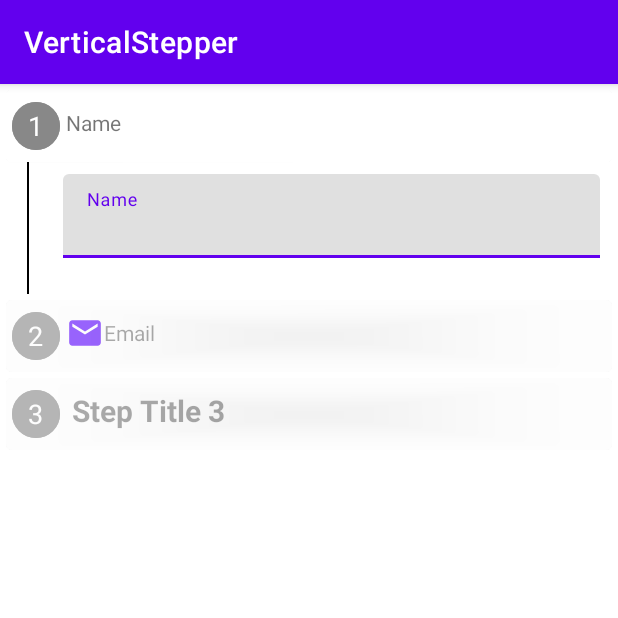
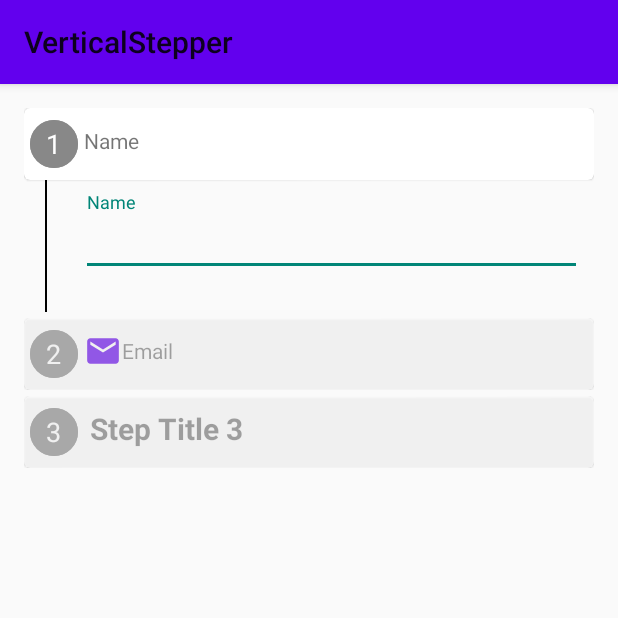
Before and after one commit to leodan11/xverticalstepper, an Android app: the screen it shows after launch (MainActivity), on a phone screen of 412 x 824 dp, the top half of it. Run offline under Robolectric (Android 15) with nearby library versions, the phone set to English and light mode, and no system bars.

Commit message:
Contains the following confirmations
- Plugins adapted to the version catalog
- Adding the function to change step title

```diff
--- a/app/build.gradle
+++ b/app/build.gradle
@@ -1,6 +1,6 @@
 plugins {
-    id 'com.android.application'
-    id 'kotlin-android'
+    alias(libs.plugins.android.application)
+    alias(libs.plugins.kotlin.android)
 }
 
 android {
--- a/app/src/main/java/com/aghiadodehgithub/verticalstepper/MainActivity.kt
+++ b/app/src/main/java/com/aghiadodehgithub/verticalstepper/MainActivity.kt
@@ -4,21 +4,22 @@ import android.os.Bundle
 import androidx.appcompat.app.AppCompatActivity
 import com.github.leodan11.xstepper.Stepper
 import com.github.leodan11.xstepper.interfaces.IStepper
+import com.google.android.material.appbar.MaterialToolbar
 import com.google.android.material.textfield.TextInputEditText
 
 class MainActivity : AppCompatActivity() {
     override fun onCreate(savedInstanceState: Bundle?) {
         super.onCreate(savedInstanceState)
         setContentView(R.layout.activity_main)
+
+        val toolbar = findViewById<MaterialToolbar>(R.id.toolbar)
+        setSupportActionBar(toolbar)
+
         val stepper: Stepper = findViewById(R.id.stepper)
         val nameInput: TextInputEditText = findViewById(R.id.name_input)
         val emailInput: TextInputEditText = findViewById(R.id.email_input)
 
         stepper.setListener(object : IStepper {
-            override fun onStepOpening(step: Int) {
-                // detect when step opening
-            }
-
             override fun onWaitingForOpen(step: Int) {
                 // if a step is need validation
                 when(stepper.activeStep) {
@@ -42,10 +43,8 @@ class MainActivity : AppCompatActivity() {
                 }
             }
 
-            override fun onFinished() {
-                //  when call `stepper.goToNextStep()` on last step
-            }
         })
+
     }
 
     fun isNameValid(name: String): Boolean {
--- a/app/src/main/res/drawable/ic_email.xml
+++ b/app/src/main/res/drawable/ic_email.xml
@@ -1,7 +1,7 @@
 <vector xmlns:android="http://schemas.android.com/apk/res/android"
     android:width="25dp"
     android:height="25dp"
-    android:tint="#5900FF"
+    android:tint="?attr/colorPrimary"
     android:viewportWidth="24"
     android:viewportHeight="24">
     <path
--- a/app/src/main/res/layout/activity_main.xml
+++ b/app/src/main/res/layout/activity_main.xml
@@ -1,120 +1,23 @@
 <?xml version="1.0" encoding="utf-8"?>
-<androidx.constraintlayout.widget.ConstraintLayout xmlns:android="http://schemas.android.com/apk/res/android"
-    xmlns:app="http://schemas.android.com/apk/res-auto"
+<androidx.coordinatorlayout.widget.CoordinatorLayout xmlns:android="http://schemas.android.com/apk/res/android"
     xmlns:tools="http://schemas.android.com/tools"
     android:layout_width="match_parent"
     android:layout_height="match_parent"
     android:fitsSystemWindows="true"
     tools:context=".MainActivity">
 
-    <com.github.leodan11.xstepper.Stepper
-        android:id="@+id/stepper"
-        android:layout_width="0dp"
-        android:layout_height="0dp"
-        android:padding="@dimen/half_padding"
-        app:layout_constraintBottom_toBottomOf="parent"
-        app:layout_constraintEnd_toEndOf="parent"
-        app:layout_constraintStart_toStartOf="parent"
-        app:layout_constraintTop_toTopOf="parent">
+    <com.google.android.material.appbar.AppBarLayout
+        android:layout_width="match_parent"
+        android:layout_height="wrap_content"
+        android:fitsSystemWindows="true">
 
-        <com.github.leodan11.xstepper.StepContainer
+        <com.google.android.material.appbar.MaterialToolbar
+            android:id="@+id/toolbar"
             android:layout_width="match_parent"
-            android:layout_height="wrap_content"
-            android:paddingStart="8dp"
-            android:paddingEnd="8dp"
-            app:need_validation="true"
-            app:step_title="Step Title 1">
-            <!-- customize your step header -->
-            <com.github.leodan11.xstepper.StepHeader
-                android:layout_width="match_parent"
-                android:layout_height="match_parent"
-                android:gravity="center_vertical"
-                android:padding="4dp">
+            android:layout_height="?attr/actionBarSize" />
 
-                <TextView
-                    android:layout_width="wrap_content"
-                    android:layout_height="wrap_content"
-                    android:layout_gravity="center"
-                    android:text="Name"
-                    tools:ignore="HardcodedText" />
+    </com.google.android.material.appbar.AppBarLayout>
 
-            </com.github.leodan11.xstepper.StepHeader>
+    <include layout="@layout/content_main" />
 
-            <com.google.android.material.textfield.TextInputLayout
-                android:layout_width="match_parent"
-                android:layout_height="wrap_content">
-
-                <com.google.android.material.textfield.TextInputEditText
-                    android:id="@+id/name_input"
-                    android:layout_width="match_parent"
-                    android:layout_height="wrap_content"
-                    android:hint="Name"
-                    android:inputType="textPersonName"
-                    tools:ignore="HardcodedText,VisualLintTextFieldSize,TextContrastCheck" />
-
-            </com.google.android.material.textfield.TextInputLayout>
-
-        </com.github.leodan11.xstepper.StepContainer>
-
-        <com.github.leodan11.xstepper.StepContainer
-            android:layout_width="match_parent"
-            android:layout_height="wrap_content"
-            android:paddingStart="8dp"
-            android:paddingEnd="8dp"
-            app:need_validation="true"
-            app:step_title="Step Title 2">
-
-            <com.github.leodan11.xstepper.StepHeader
-                android:layout_width="match_parent"
-                android:layout_height="match_parent"
-                android:gravity="center_vertical"
-                android:padding="4dp">
-
-                <ImageView
-                    android:layout_width="wrap_content"
-                    android:layout_height="wrap_content"
-                    android:src="@drawable/ic_email"
-                    tools:ignore="ContentDescription" />
-
-                <TextView
-                    android:layout_width="wrap_content"
-                    android:layout_height="wrap_content"
-                    android:layout_gravity="center"
-                    android:text="Email"
-                    tools:ignore="HardcodedText,TextContrastCheck" />
-
-            </com.github.leodan11.xstepper.StepHeader>
-
-            <com.google.android.material.textfield.TextInputLayout
-                android:layout_width="match_parent"
-                android:layout_height="wrap_content">
-
-                <com.google.android.material.textfield.TextInputEditText
-                    android:id="@+id/email_input"
-                    android:layout_width="match_parent"
-                    android:layout_height="wrap_content"
-                    android:hint="Email"
-                    android:inputType="textEmailAddress"
-                    tools:ignore="HardcodedText" />
-
-            </com.google.android.material.textfield.TextInputLayout>
-
-        </com.github.leodan11.xstepper.StepContainer>
-
-        <com.github.leodan11.xstepper.StepContainer
-            android:layout_width="match_parent"
-            android:layout_height="wrap_content"
-            app:need_validation="false"
-            app:step_title="Step Title 3">
-
-            <TextView
-                android:layout_width="match_parent"
-                android:layout_height="wrap_content"
-                android:text="Step 3"
-                tools:ignore="HardcodedText" />
-
-        </com.github.leodan11.xstepper.StepContainer>
-
-    </com.github.leodan11.xstepper.Stepper>
-
-</androidx.constraintlayout.widget.ConstraintLayout>
+</androidx.coordinatorlayout.widget.CoordinatorLayout>
--- /dev/null
+++ b/app/src/main/res/layout/content_main.xml
@@ -0,0 +1,117 @@
+<?xml version="1.0" encoding="utf-8"?>
+<androidx.coordinatorlayout.widget.CoordinatorLayout xmlns:android="http://schemas.android.com/apk/res/android"
+    xmlns:app="http://schemas.android.com/apk/res-auto"
+    xmlns:tools="http://schemas.android.com/tools"
+    android:layout_width="match_parent"
+    android:layout_height="match_parent"
+    app:layout_behavior="@string/appbar_scrolling_view_behavior"
+    tools:showIn="@layout/activity_main">
+
+    <com.github.leodan11.xstepper.Stepper
+        android:id="@+id/stepper"
+        android:layout_width="match_parent"
+        android:layout_height="match_parent"
+        android:layout_margin="16dp">
+
+        <com.github.leodan11.xstepper.StepContainer
+            android:layout_width="match_parent"
+            android:layout_height="wrap_content"
+            android:paddingStart="8dp"
+            android:paddingEnd="8dp"
+            app:need_validation="true"
+            app:step_title="Step Title 1">
+
+            <!-- customize your step header -->
+            <com.github.leodan11.xstepper.StepHeader
+                android:layout_width="match_parent"
+                android:layout_height="match_parent"
+                android:gravity="center_vertical"
+                android:padding="4dp">
+
+                <TextView
+                    android:layout_width="wrap_content"
+                    android:layout_height="wrap_content"
+                    android:layout_gravity="center"
+                    android:text="Name"
+                    tools:ignore="HardcodedText" />
+
+            </com.github.leodan11.xstepper.StepHeader>
+
+            <com.google.android.material.textfield.TextInputLayout
+                android:layout_width="match_parent"
+                android:layout_height="wrap_content">
+
+                <com.google.android.material.textfield.TextInputEditText
+                    android:id="@+id/name_input"
+                    android:layout_width="match_parent"
+                    android:layout_height="wrap_content"
+                    android:hint="Name"
+                    android:inputType="textPersonName"
+                    tools:ignore="HardcodedText,VisualLintTextFieldSize,TextContrastCheck" />
+
+            </com.google.android.material.textfield.TextInputLayout>
+
+        </com.github.leodan11.xstepper.StepContainer>
+
+        <com.github.leodan11.xstepper.StepContainer
+            android:layout_width="match_parent"
+            android:layout_height="wrap_content"
+            android:paddingStart="8dp"
+            android:paddingEnd="8dp"
+            app:need_validation="true"
+            app:step_title="Step Title 2">
+
+            <com.github.leodan11.xstepper.StepHeader
+                android:layout_width="match_parent"
+                android:layout_height="match_parent"
+                android:gravity="center_vertical"
+                android:padding="4dp">
+
+                <ImageView
+                    android:layout_width="wrap_content"
+                    android:layout_height="wrap_content"
+                    android:src="@drawable/ic_email"
+                    tools:ignore="ContentDescription" />
+
+                <TextView
+                    android:layout_width="wrap_content"
+                    android:layout_height="wrap_content"
+                    android:layout_gravity="center"
+                    android:text="Email"
+                    tools:ignore="HardcodedText,TextContrastCheck" />
+
+            </com.github.leodan11.xstepper.StepHeader>
+
+            <com.google.android.material.textfield.TextInputLayout
+                android:layout_width="match_parent"
+                android:layout_height="wrap_content">
+
+                <com.google.android.material.textfield.TextInputEditText
+                    android:id="@+id/email_input"
+                    android:layout_width="match_parent"
+                    android:layout_height="wrap_content"
+                    android:hint="Email"
+                    android:inputType="textEmailAddress"
+                    tools:ignore="HardcodedText" />
+
+            </com.google.android.material.textfield.TextInputLayout>
+
+        </com.github.leodan11.xstepper.StepContainer>
+
+        <com.github.leodan11.xstepper.StepContainer
+            android:layout_width="match_parent"
+            android:layout_height="wrap_content"
+            app:need_validation="false"
+            app:step_title="Step Title 3">
+
+            <TextView
+                android:layout_width="match_parent"
+                android:layout_height="wrap_content"
+                android:text="Step 3"
+                tools:ignore="HardcodedText" />
+
+        </com.github.leodan11.xstepper.StepContainer>
+
+    </com.github.leodan11.xstepper.Stepper>
+
+</androidx.coordinatorlayout.widget.CoordinatorLayout>
--- a/app/src/main/res/values-night/themes.xml
+++ b/app/src/main/res/values-night/themes.xml
@@ -1,6 +1,6 @@
 <resources xmlns:tools="http://schemas.android.com/tools">
     <!-- Base application theme. -->
-    <style name="Theme.VerticalStepper" parent="Theme.MaterialComponents.DayNight.DarkActionBar">
+    <style name="Theme.VerticalStepper" parent="Theme.MaterialComponents.DayNight.NoActionBar.Bridge">
         <!-- Primary brand color. -->
         <item name="colorPrimary">@color/purple_200</item>
         <item name="colorPrimaryVariant">@color/purple_700</item>
--- a/app/src/main/res/values/themes.xml
+++ b/app/src/main/res/values/themes.xml
@@ -1,6 +1,6 @@
 <resources xmlns:tools="http://schemas.android.com/tools">
     <!-- Base application theme. -->
-    <style name="Theme.VerticalStepper" parent="Theme.MaterialComponents.DayNight.DarkActionBar">
+    <style name="Theme.VerticalStepper" parent="Theme.MaterialComponents.DayNight.NoActionBar.Bridge">
         <!-- Primary brand color. -->
         <item name="colorPrimary">@color/purple_500</item>
         <item name="colorPrimaryVariant">@color/purple_700</item>
--- a/build.gradle
+++ b/build.gradle
@@ -1,6 +1,6 @@
 // Top-level build file where you can add configuration options common to all sub-projects/modules.
 plugins {
-    id 'com.android.application' version '8.12.0' apply false
-    id 'com.android.library' version '8.12.0' apply false
-    id 'org.jetbrains.kotlin.android' version '2.0.21' apply false
+    alias(libs.plugins.android.application) apply false
+    alias(libs.plugins.android.library) apply false
+    alias(libs.plugins.kotlin.android) apply false
 }
--- a/xstepper/build.gradle
+++ b/xstepper/build.gradle
@@ -1,6 +1,6 @@
 plugins {
-    id 'com.android.library'
-    id 'kotlin-android'
+    alias(libs.plugins.android.library)
+    alias(libs.plugins.kotlin.android)
     id 'maven-publish'
 }
 
@@ -60,7 +60,7 @@ afterEvaluate {
                 // You can then customize attributes of the publication as shown below.
                 groupId = 'com.github.leodan11'
                 artifactId = 'xstepper'
-                version = '1.2.0'
+                version = '1.2.1'
             }
         }
     }
--- a/xstepper/src/main/java/com/github/leodan11/xstepper/StepContainer.kt
+++ b/xstepper/src/main/java/com/github/leodan11/xstepper/StepContainer.kt
@@ -3,10 +3,12 @@ package com.github.leodan11.xstepper
 import android.content.Context
 import android.util.AttributeSet
 import android.widget.LinearLayout
+import androidx.core.content.withStyledAttributes
 
 class StepContainer : LinearLayout {
 
-    var title: String = String()
+    lateinit var title: String
+        private set
     var needValidation: Boolean = false
 
     constructor(context: Context) : super(context) {
@@ -17,47 +19,22 @@ class StepContainer : LinearLayout {
         initAttributeSet(context, attrs, 0, 0)
     }
 
-    constructor(context: Context, attrs: AttributeSet?, defStyleAttr: Int) : super(
-        context,
-        attrs,
-        defStyleAttr
-    ) {
+    constructor(context: Context, attrs: AttributeSet?, defStyleAttr: Int) : super(context, attrs, defStyleAttr) {
         initAttributeSet(context, attrs, defStyleAttr, 0)
     }
 
-    constructor(
-        context: Context,
-        attrs: AttributeSet?,
-        defStyleAttr: Int,
-        defStyleRes: Int
-    ) : super(context, attrs, defStyleAttr, defStyleRes) {
+    constructor(context: Context, attrs: AttributeSet?, defStyleAttr: Int, defStyleRes: Int) : super(context, attrs, defStyleAttr, defStyleRes) {
         initAttributeSet(context, attrs, defStyleAttr, defStyleRes)
     }
 
-    init {
-        orientation = VERTICAL
-    }
+    init { orientation = VERTICAL }
 
-    private fun initAttributeSet(
-        context: Context,
-        attrs: AttributeSet?,
-        defStyleAttr: Int,
-        defStyleRes: Int
-    ) {
-        val attributes = context.obtainStyledAttributes(
-            attrs,
-            R.styleable.StepContainer,
-            defStyleAttr,
-            defStyleRes
-        )
-        try {
-            title = attributes.getString(R.styleable.StepContainer_step_title) ?: title
-            needValidation =
-                attributes.getBoolean(R.styleable.StepContainer_need_validation, needValidation)
-        } catch (e: Exception) {
-            e.printStackTrace()
-        } finally {
-            attributes.recycle()
+    fun setTitle(str: String) { this.title = str }
+
+    private fun initAttributeSet(context: Context, attrs: AttributeSet?, defStyleAttr: Int, defStyleRes: Int) {
+        context.withStyledAttributes(attrs, R.styleable.StepContainer, defStyleAttr, defStyleRes) {
+            title = getString(R.styleable.StepContainer_step_title) ?: String()
+            needValidation = getBoolean(R.styleable.StepContainer_need_validation, false)
         }
     }
 
--- a/xstepper/src/main/java/com/github/leodan11/xstepper/StepView.kt
+++ b/xstepper/src/main/java/com/github/leodan11/xstepper/StepView.kt
@@ -4,8 +4,6 @@ import android.content.Context
 import android.content.res.ColorStateList
 import android.util.AttributeSet
 import android.view.LayoutInflater
-import android.view.View
-import android.view.ViewGroup
 import android.widget.FrameLayout
 import android.widget.LinearLayout
 import com.github.leodan11.xstepper.databinding.StepItemBinding
@@ -24,31 +22,16 @@ internal class StepView : FrameLayout {
         initAttributeSet(context, attrs, 0, 0)
     }
 
-    constructor(context: Context, attrs: AttributeSet?, defStyleAttr: Int) : super(
-        context,
-        attrs,
-        defStyleAttr
-    ) {
+    constructor(context: Context, attrs: AttributeSet?, defStyleAttr: Int) : super(context, attrs, defStyleAttr) {
         initAttributeSet(context, attrs, defStyleAttr, 0)
     }
 
-    constructor(
-        context: Context,
-        attrs: AttributeSet?,
-        defStyleAttr: Int,
-        defStyleRes: Int
-    ) : super(context, attrs, defStyleAttr, defStyleRes) {
+    constructor(context: Context, attrs: AttributeSet?, defStyleAttr: Int, defStyleRes: Int) : super(context, attrs, defStyleAttr, defStyleRes) {
         initAttributeSet(context, attrs, defStyleAttr, defStyleRes)
     }
 
-    private fun initAttributeSet(
-        context: Context,
-        attrs: AttributeSet?,
-        defStyleAttr: Int,
-        defStyleRes: Int
-    ) {
-        val binding: StepItemBinding =
-            StepItemBinding.inflate(LayoutInflater.from(context), this, true)
+    private fun initAttributeSet(context: Context, attrs: AttributeSet?, defStyleAttr: Int, defStyleRes: Int) {
+        val binding: StepItemBinding = StepItemBinding.inflate(LayoutInflater.from(context), this, true)
         this.binding = binding
     }
 
@@ -63,20 +46,26 @@ internal class StepView : FrameLayout {
 
     fun stepOpened() {
         binding.stepHeader.root.alpha = 1F
-        binding.stepHeader.stepCheckIcon.visibility = View.GONE
-        binding.stepHeader.stepNumber.visibility = View.VISIBLE
+        binding.stepHeader.stepCheckIcon.visibility = GONE
+        binding.stepHeader.stepNumber.visibility = VISIBLE
     }
 
     fun stepClosed() {
         binding.stepHeader.root.alpha = Variables.ALPHA_OF_DISABLED_ELEMENTS
-        binding.stepHeader.stepCheckIcon.visibility = View.GONE
-        binding.stepHeader.stepNumber.visibility = View.VISIBLE
+        binding.stepHeader.stepCheckIcon.visibility = GONE
+        binding.stepHeader.stepNumber.visibility = VISIBLE
     }
 
     fun stepCompleted() {
         binding.stepHeader.root.alpha = Variables.ALPHA_OF_DISABLED_ELEMENTS
-        binding.stepHeader.stepCheckIcon.visibility = View.VISIBLE
-        binding.stepHeader.stepNumber.visibility = View.GONE
+        binding.stepHeader.stepCheckIcon.visibility = VISIBLE
+        binding.stepHeader.stepNumber.visibility = GONE
+    }
+
+    fun stepTitle(stepModel: StepModel, value: String) {
+        binding.stepHeader.stepTitle.text = value
+        stepModel.view.setTitle(value)
+        this.requestLayout()
     }
 
     private fun initStepHeader(stepModel: StepModel) {
@@ -85,8 +74,8 @@ internal class StepView : FrameLayout {
         } else {
             binding.stepHeader.wrapper.apply {
                 layoutParams = LinearLayout.LayoutParams(
-                    ViewGroup.LayoutParams.MATCH_PARENT,
-                    ViewGroup.LayoutParams.MATCH_PARENT
+                    LayoutParams.MATCH_PARENT,
+                    LayoutParams.MATCH_PARENT
                 )
             }
             binding.stepHeader.wrapper.removeAllViews()
--- a/xstepper/src/main/java/com/github/leodan11/xstepper/Stepper.kt
+++ b/xstepper/src/main/java/com/github/leodan11/xstepper/Stepper.kt
@@ -8,6 +8,7 @@ import android.view.View
 import android.view.ViewGroup.LayoutParams.MATCH_PARENT
 import android.view.ViewGroup.LayoutParams.WRAP_CONTENT
 import android.widget.RelativeLayout
+import androidx.annotation.StringRes
 import androidx.core.view.children
 import com.github.leodan11.xstepper.databinding.StepperLayoutBinding
 import com.github.leodan11.xstepper.interfaces.IStepper
@@ -34,20 +35,11 @@ class Stepper : RelativeLayout {
         init(context, attrs, 0, 0)
     }
 
-    constructor(context: Context, attrs: AttributeSet?, defStyleAttr: Int) : super(
-        context,
-        attrs,
-        defStyleAttr
-    ) {
+    constructor(context: Context, attrs: AttributeSet?, defStyleAttr: Int) : super(context, attrs, defStyleAttr) {
         init(context, attrs, defStyleAttr, 0)
     }
 
-    constructor(
-        context: Context,
-        attrs: AttributeSet?,
-        defStyleAttr: Int,
-        defStyleRes: Int
-    ) : super(context, attrs, defStyleAttr, defStyleRes) {
+    constructor(context: Context, attrs: AttributeSet?, defStyleAttr: Int, defStyleRes: Int) : super(context, attrs, defStyleAttr, defStyleRes) {
         init(context, attrs, defStyleAttr, defStyleRes)
     }
 
@@ -177,6 +169,19 @@ class Stepper : RelativeLayout {
         }
     }
 
+    fun setTitle(index: Int, @StringRes value: Int) {
+        this.setTitle(index, context.getString(value))
+    }
+
+    fun setTitle(index: Int, value: String) {
+        val view = stepViews[index]
+        view.stepTitle(stepModels[index], value)
+    }
+
+    fun stepSize() : Int {
+        return stepModels.size
+    }
+
     private val iStepView = StepView.IStepView { stepModel ->
         val index = stepModels.indexOf(stepModel)
         if (index < activeStep || isPreviousStepsCompleted(index)) goToStep(index)
```
Also changed, not shown: gradle/libs.versions.toml (+7 -0 lines), xstepper/src/main/java/com/github/leodan11/xstepper/StepHeader.kt (+3 -14 lines).
